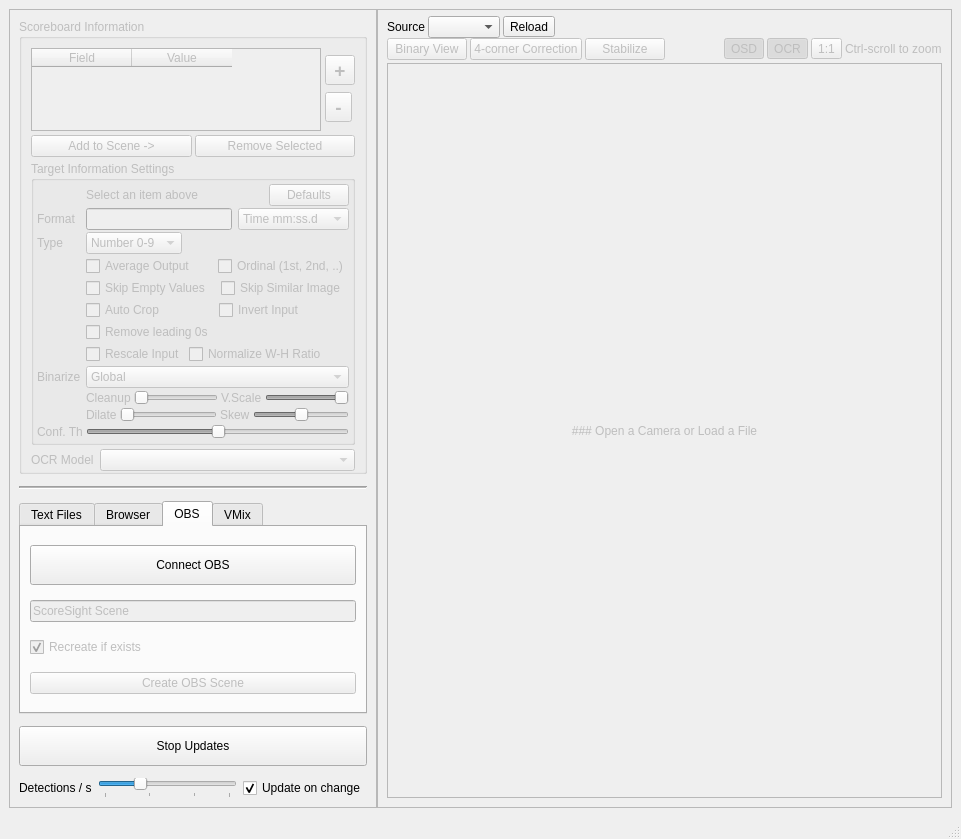
locaal-ai/scoresight, file mainwindow.ui: the form before one commit.
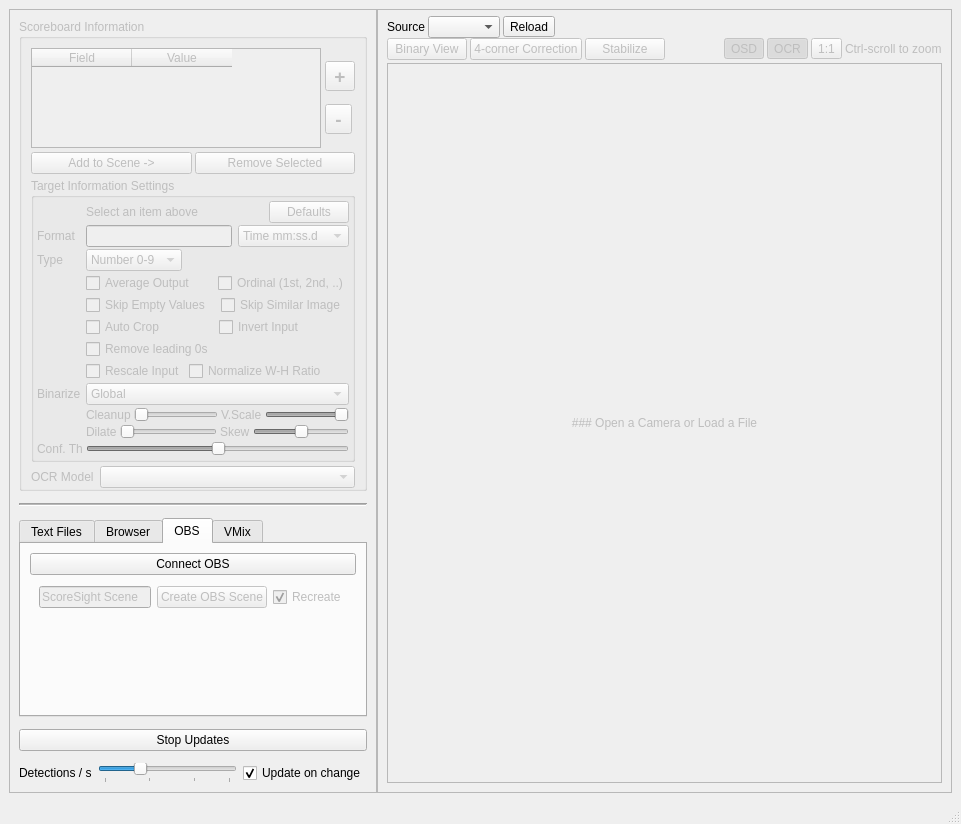
The form after the commit. The open tabs and pages were chosen to show the change.

```diff
--- a/mainwindow.ui
+++ b/mainwindow.ui
@@ -7,7 +7,7 @@
     <x>0</x>
     <y>0</y>
     <width>961</width>
-    <height>839</height>
+    <height>824</height>
    </rect>
   </property>
   <property name="windowTitle">
@@ -74,6 +74,12 @@
              </property>
              <item>
               <widget class="QTableWidget" name="tableWidget_boxes">
+               <property name="minimumSize">
+                <size>
+                 <width>0</width>
+                 <height>100</height>
+                </size>
+               </property>
                <property name="horizontalScrollBarPolicy">
                 <enum>Qt::ScrollBarAlwaysOff</enum>
                </property>
@@ -867,6 +873,9 @@
            <verstretch>0</verstretch>
           </sizepolicy>
          </property>
+         <property name="tabShape">
+          <enum>QTabWidget::Rounded</enum>
+         </property>
          <property name="currentIndex">
           <number>0</number>
          </property>
@@ -1089,39 +1098,9 @@
            <string>OBS</string>
           </attribute>
           <layout class="QGridLayout" name="gridLayout_2">
-           <item row="1" column="0">
-            <widget class="QLineEdit" name="lineEdit_sceneName">
-             <property name="enabled">
-              <bool>false</bool>
-             </property>
-             <property name="text">
-              <string>ScoreSight Scene</string>
-             </property>
-            </widget>
-           </item>
-           <item row="2" column="0">
-            <widget class="QCheckBox" name="checkBox_recreate">
-             <property name="enabled">
-              <bool>false</bool>
-             </property>
-             <property name="text">
-              <string>Recreate if exists</string>
-             </property>
-             <property name="checked">
-              <bool>true</bool>
-             </property>
-            </widget>
-           </item>
-           <item row="3" column="0">
-            <widget class="QPushButton" name="pushButton_createOBSScene">
-             <property name="enabled">
-              <bool>false</bool>
-             </property>
-             <property name="text">
-              <string>Create OBS Scene</string>
-             </property>
-            </widget>
-           </item>
+           <property name="verticalSpacing">
+            <number>2</number>
+           </property>
            <item row="0" column="0">
             <widget class="QPushButton" name="pushButton_connectObs">
              <property name="sizePolicy">
@@ -1133,7 +1112,7 @@
              <property name="minimumSize">
               <size>
                <width>0</width>
-               <height>40</height>
+               <height>0</height>
               </size>
              </property>
              <property name="text">
@@ -1141,6 +1120,45 @@
              </property>
             </widget>
            </item>
+           <item row="1" column="0" alignment="Qt::AlignTop">
+            <widget class="QWidget" name="widget_18" native="true">
+             <layout class="QHBoxLayout" name="horizontalLayout_22">
+              <item>
+               <widget class="QLineEdit" name="lineEdit_sceneName">
+                <property name="enabled">
+                 <bool>false</bool>
+                </property>
+                <property name="text">
+                 <string>ScoreSight Scene</string>
+                </property>
+               </widget>
+              </item>
+              <item>
+               <widget class="QPushButton" name="pushButton_createOBSScene">
+                <property name="enabled">
+                 <bool>false</bool>
+                </property>
+                <property name="text">
+                 <string>Create OBS Scene</string>
+                </property>
+               </widget>
+              </item>
+              <item>
+               <widget class="QCheckBox" name="checkBox_recreate">
+                <property name="enabled">
+                 <bool>false</bool>
+                </property>
+                <property name="text">
+                 <string>Recreate</string>
+                </property>
+                <property name="checked">
+                 <bool>true</bool>
+                </property>
+               </widget>
+              </item>
+             </layout>
+            </widget>
+           </item>
           </layout>
          </widget>
          <widget class="QWidget" name="tab_vmix">
@@ -1314,7 +1332,7 @@
          <property name="minimumSize">
           <size>
            <width>0</width>
-           <height>40</height>
+           <height>0</height>
           </size>
          </property>
          <property name="text">
```
Left out of the diff: 79 changed lines with no effect on the pictures.
